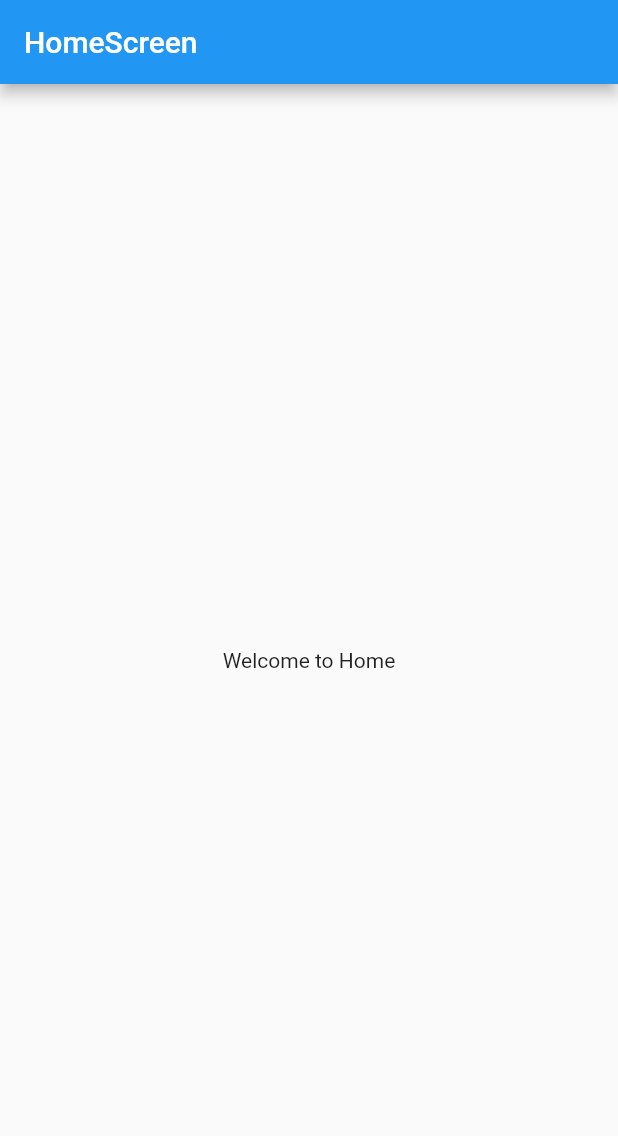
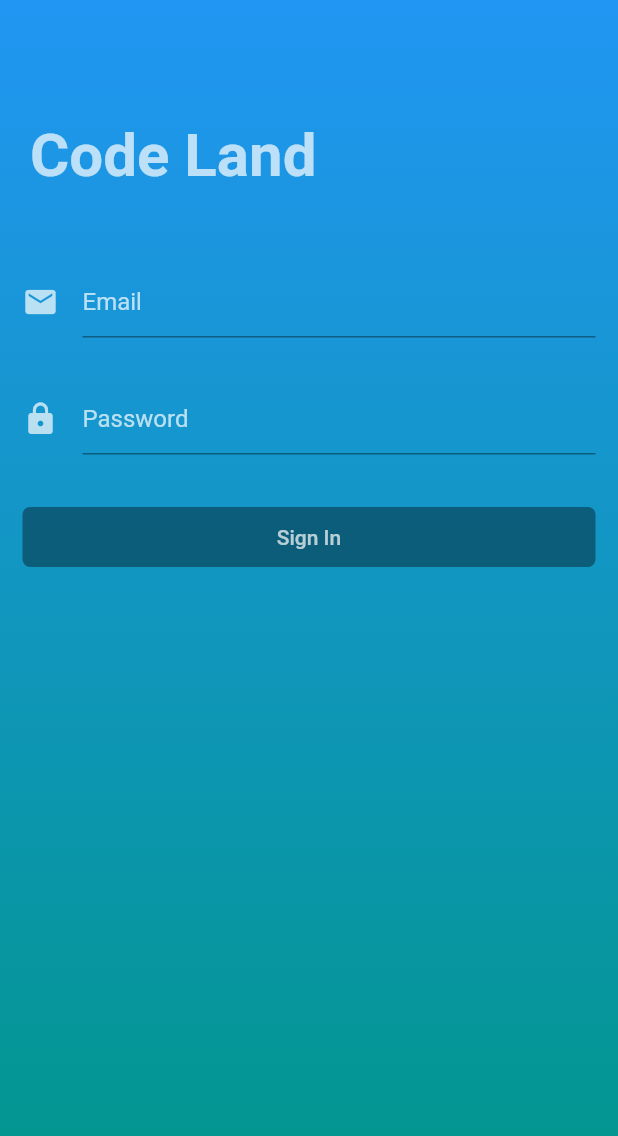
Before and after one commit to chan8189/OneExl_POC, a Flutter app: the screen it shows after launch, on a phone screen of 412 x 824 dp. Shown: the top 1136 px of the screen. Run offline on Flutter 3.47's test engine with Material 2 defaults, Android fonts, the phone set to English and light mode, and no system bars; our stand-ins replace shared_preferences.

Commit message:
Initial Project Commit

```diff
--- /dev/null
+++ b/lib/loginScreen.dart
@@ -0,0 +1,151 @@
+import 'dart:convert';
+
+import 'package:flutter/material.dart';
+import 'package:flutter/services.dart';
+import 'package:flutterapp/homeScreen.dart';
+import 'package:http/http.dart' as http;
+import 'package:shared_preferences/shared_preferences.dart';
+
+class loginScreen extends StatefulWidget {
+  @override
+  _loginScreenState createState() => _loginScreenState();
+}
+
+class _loginScreenState extends State<loginScreen> {
+  bool _isLoading = false;
+
+  @override
+  Widget build(BuildContext context) {
+    SystemChrome.setSystemUIOverlayStyle(SystemUiOverlayStyle.light
+        .copyWith(statusBarColor: Colors.transparent));
+    return Scaffold(
+      body: Container(
+        decoration: BoxDecoration(
+          gradient: LinearGradient(
+              colors: [Colors.blue, Colors.teal],
+              begin: Alignment.topCenter,
+              end: Alignment.bottomCenter),
+        ),
+        child: _isLoading
+            ? Center(child: CircularProgressIndicator())
+            : ListView(
+          children: <Widget>[
+            headerSection(),
+            textSection(),
+            buttonSection(),
+          ],
+        ),
+      ),
+    );
+  }
+  signIn(String email, pass) async {
+    try {
+      SharedPreferences sharedPreferences = await SharedPreferences
+          .getInstance();
+      Map data = {'email': email, 'password': pass, 'grant_type': "password"};
+      var jsonResponse = null;
+      // var response = await http.post("https://exlmobility-uat.exlservice.com/ONEEXL/token", body: data);
+      var response = await http.post(
+          Uri.encodeFull("https://exlmobility-uat.exlservice.com/ONEEXL/token"),
+          headers: {"Content-Type": "application/x-www-form-urlencoded"},body: data);
+      print(response.body);
+      if (response.statusCode == 200) {
+        jsonResponse = json.decode(response.body);
+        if (jsonResponse != null) {
+          setState(() {
+            _isLoading = false;
+          });
+          sharedPreferences.setString("token", jsonResponse['token']);
+          Navigator.of(context).pushAndRemoveUntil(
+              MaterialPageRoute(
+                  builder: (BuildContext context) => HomeScreen()),
+                  (Route<dynamic> route) => false);
+        }
+      } else {
+
+        print(response.body);
+        setState(() {
+          _isLoading = false;
+        });
+      }
+    }
+    catch(e){
+      print('caught error: $e');
+
+    }
+  }
+
+  Container buttonSection() {
+    return Container(
+      width: MediaQuery.of(context).size.width,
+      height: 40.0,
+      padding: EdgeInsets.symmetric(horizontal: 15.0),
+      margin: EdgeInsets.only(top: 15.0),
+      child: RaisedButton(
+        onPressed: emailController.text == "" || passwordController.text == ""
+            ? null
+            : () {
+                setState(() {
+                  _isLoading = true;
+                });
+                signIn(emailController.text, passwordController.text);
+              },
+        elevation: 0.0,
+        color: Colors.purple,
+        child: Text("Sign In", style: TextStyle(color: Colors.white70)),
+        shape: RoundedRectangleBorder(borderRadius: BorderRadius.circular(5.0)),
+      ),
+    );
+  }
+
+  final TextEditingController emailController = new TextEditingController();
+  final TextEditingController passwordController = new TextEditingController();
+
+  Container textSection() {
+    return Container(
+      padding: EdgeInsets.symmetric(horizontal: 15.0, vertical: 20.0),
+      child: Column(
+        children: <Widget>[
+          TextFormField(
+            controller: emailController,
+            cursorColor: Colors.white,
+            style: TextStyle(color: Colors.white70),
+            decoration: InputDecoration(
+              icon: Icon(Icons.email, color: Colors.white70),
+              hintText: "Email",
+              border: UnderlineInputBorder(
+                  borderSide: BorderSide(color: Colors.white70)),
+              hintStyle: TextStyle(color: Colors.white70),
+            ),
+          ),
+          SizedBox(height: 30.0),
+          TextFormField(
+            controller: passwordController,
+            cursorColor: Colors.white,
+            obscureText: true,
+            style: TextStyle(color: Colors.white70),
+            decoration: InputDecoration(
+              icon: Icon(Icons.lock, color: Colors.white70),
+              hintText: "Password",
+              border: UnderlineInputBorder(
+                  borderSide: BorderSide(color: Colors.white70)),
+              hintStyle: TextStyle(color: Colors.white70),
+            ),
+          ),
+        ],
+      ),
+    );
+  }
+
+  Container headerSection() {
+    return Container(
+      margin: EdgeInsets.only(top: 50.0),
+      padding: EdgeInsets.symmetric(horizontal: 20.0, vertical: 30.0),
+      child: Text("Code Land",
+          style: TextStyle(
+              color: Colors.white70,
+              fontSize: 40.0,
+              fontWeight: FontWeight.bold)),
+    );
+  }
+}
--- a/lib/main.dart
+++ b/lib/main.dart
@@ -1,7 +1,8 @@
 import 'package:flutter/material.dart';
 import 'dart:async';
 
-import 'package:flutterapp/homeScreen.dart';
+
+import 'package:flutterapp/loginScreen.dart';
 
 
 
@@ -9,7 +10,7 @@ void main(){
   runApp(new MaterialApp(
     home: new SplashScreen(),
     routes: <String, WidgetBuilder>{
-      '/HomeScreen': (BuildContext context) => new HomeScreen()
+      '/HomeScreen': (BuildContext context) => new loginScreen()
     },
   ));
 }
--- a/pubspec.yaml
+++ b/pubspec.yaml
@@ -19,6 +19,9 @@ environment:
 dependencies:
   flutter:
     sdk: flutter
+  http: any
+  shared_preferences: any
+  logger: ^0.6.0
 
   # The following adds the Cupertino Icons font to your application.
   # Use with the CupertinoIcons class for iOS style icons.
```
Also changed, not shown: pubspec.lock, 1 other file.
